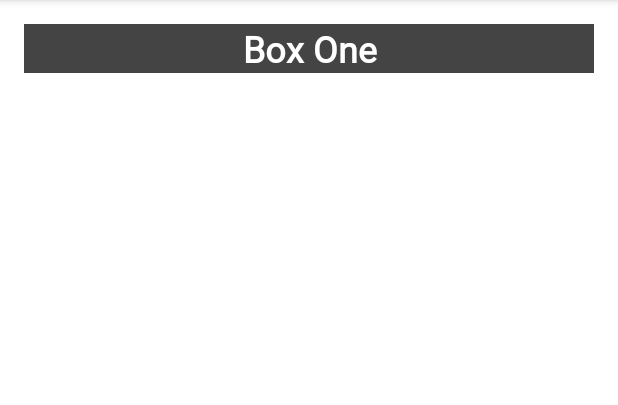
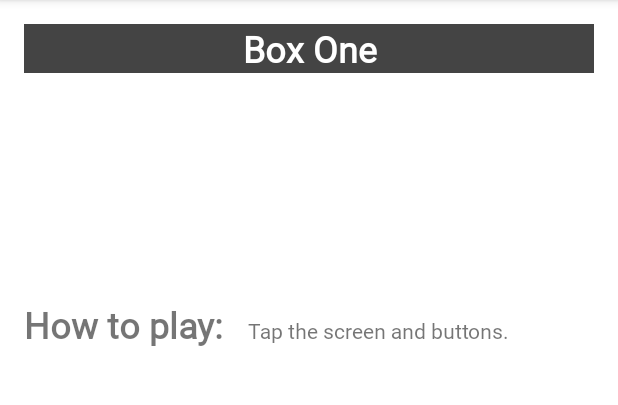
Before and after one commit to t179a/ColorMyViews, an Android app: the screen it shows after launch (MainActivity), after a tap on "Box One", on a phone screen of 412 x 824 dp, the part 84-489 px from its top. Run offline under Robolectric (Android 15) with nearby library versions, the phone set to English and light mode, and no system bars.

Commit message:
Add a baseline constraint.

```diff
--- a/app/src/main/res/layout/activity_main.xml
+++ b/app/src/main/res/layout/activity_main.xml
@@ -1,8 +1,8 @@
 <?xml version="1.0" encoding="utf-8"?>
 <androidx.constraintlayout.widget.ConstraintLayout xmlns:android="http://schemas.android.com/apk/res/android"
-    android:id="@+id/constraint_layout"
     xmlns:app="http://schemas.android.com/apk/res-auto"
     xmlns:tools="http://schemas.android.com/tools"
+    android:id="@+id/constraint_layout"
     android:layout_width="match_parent"
     android:layout_height="match_parent"
     tools:context=".MainActivity">
@@ -72,4 +72,33 @@
         app:layout_constraintStart_toEndOf="@+id/box_two_text"
         app:layout_constraintTop_toBottomOf="@+id/box_four_text" />
 
+    <TextView
+        android:id="@+id/label_text"
+        android:layout_width="wrap_content"
+        android:layout_height="wrap_content"
+        android:layout_marginStart="@dimen/margin_wide"
+        android:fontFamily="@font/roboto"
+        android:text="@string/how_to_play"
+        android:textSize="24sp"
+        android:textStyle="bold"
+        app:layout_constraintBaseline_toBaselineOf="@+id/info_text"
+        app:layout_constraintStart_toStartOf="parent" />
+
+    <TextView
+        android:id="@+id/info_text"
+        android:layout_width="0dp"
+        android:layout_height="wrap_content"
+        android:layout_marginStart="16dp"
+        android:layout_marginTop="16dp"
+        android:layout_marginEnd="16dp"
+        android:layout_marginBottom="16dp"
+        android:fontFamily="@font/roboto"
+        android:text="@string/tap_the_boxes_and_buttons"
+        app:layout_constraintBottom_toBottomOf="parent"
+        app:layout_constraintEnd_toEndOf="parent"
+        app:layout_constraintHorizontal_bias="0.0"
+        app:layout_constraintStart_toEndOf="@+id/label_text"
+        app:layout_constraintTop_toBottomOf="@+id/box_two_text"
+        app:layout_constraintVertical_bias="0.0" />
+
 </androidx.constraintlayout.widget.ConstraintLayout>
--- a/app/src/main/res/values/strings.xml
+++ b/app/src/main/res/values/strings.xml
@@ -5,4 +5,7 @@
     <string name="box_three">Box Three</string>
     <string name="box_four">Box Four</string>
     <string name="box_five">Box Five</string>
+    <string name="how_to_play">How to play:</string>
+    <string name="tap_the_boxes_and_buttons">Tap the screen and buttons.</string>
+
 </resources>
```
